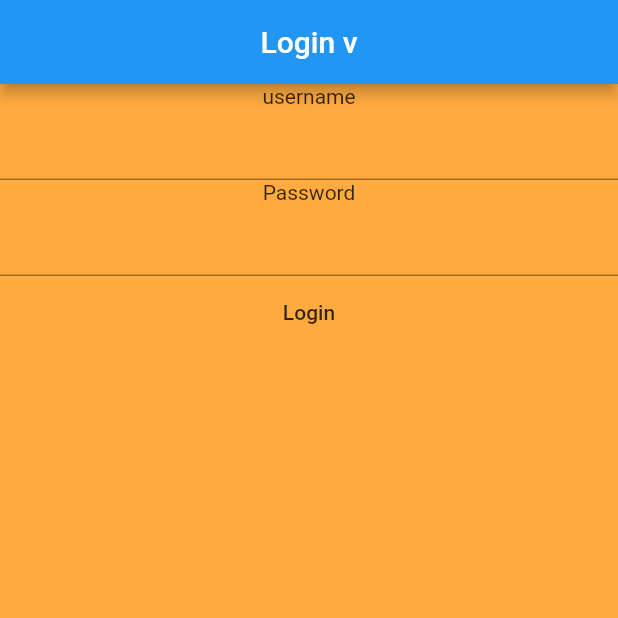
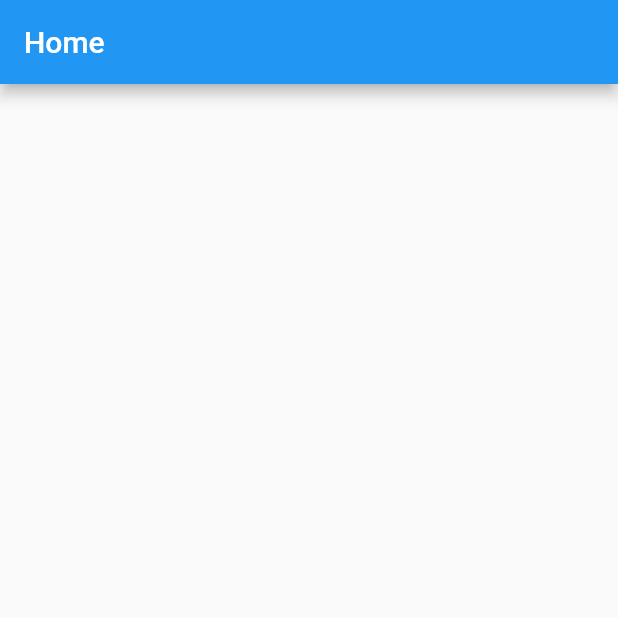
Before and after one commit to bijon95/project83batch, a Flutter app: the screen it shows after launch, on a phone screen of 412 x 824 dp, the top half of it. Run offline on Flutter 3.47's test engine with Material 2 defaults, Android fonts, the phone set to English and light mode, and no system bars.

Commit message:
Homepage Edit

```diff
--- a/lib/Auth/login.dart
+++ b/lib/Auth/login.dart
@@ -1,41 +1,21 @@
 import 'package:flutter/material.dart';
-class LoginPage extends StatefulWidget {
-  const LoginPage({Key? key}) : super(key: key);
+class Login extends StatefulWidget {
+  const Login({Key? key}) : super(key: key);
 
   @override
-  _LoginPageState createState() => _LoginPageState();
+  _LoginState createState() => _LoginState();
 }
 
-class _LoginPageState extends State<LoginPage> {
+class _LoginState extends State<Login> {
   @override
   Widget build(BuildContext context) {
     return Scaffold(
       appBar: AppBar(
-        title: Center(child: Text("Login v")),
+        title: Text("Login"),
       ),
       body: Container(
-        color: Colors.orangeAccent,
-        child: Column(
-          children: [
-            Text("username", style: TextStyle(color: Colors.black.withOpacity(0.8)),),
-            TextField(),
-            Text("Password", style: TextStyle(color: Colors.black.withOpacity(0.8)),),
-            TextField(),
 
-            TextButton(
-              style: ButtonStyle(
-                foregroundColor: MaterialStateProperty.all<Color>(Colors.blue),
-              ),
-              onPressed: () { },
-              child: Text('Login', style: TextStyle(color: Colors.black.withOpacity(0.8)),),
-            )
-          ],
-
-
-        ),
-
-      ),
-
+      )
     );
   }
 }
--- a/lib/homepage.dart
+++ b/lib/homepage.dart
@@ -1 +1,19 @@
 import 'package:flutter/material.dart';
+class HomePage extends StatefulWidget {
+  const HomePage({Key? key}) : super(key: key);
+
+  @override
+  _HomePageState createState() => _HomePageState();
+}
+
+class _HomePageState extends State<HomePage> {
+  @override
+  Widget build(BuildContext context) {
+    return Scaffold(
+      appBar: AppBar(title: Text("Home"),),
+      body: Container(
+      ),
+
+    );
+  }
+}
--- a/lib/main.dart
+++ b/lib/main.dart
@@ -1,6 +1,7 @@
 import 'package:flutter/material.dart';
 
 import 'Auth/login.dart';
+import 'homepage.dart';
 
 void main() {
   runApp(const MyApp());
@@ -26,7 +27,7 @@ class MyApp extends StatelessWidget {
         // is not restarted.
         primarySwatch: Colors.blue,
       ),
-      home: LoginPage(),
+      home: HomePage(),
     );
   }
 }
```
